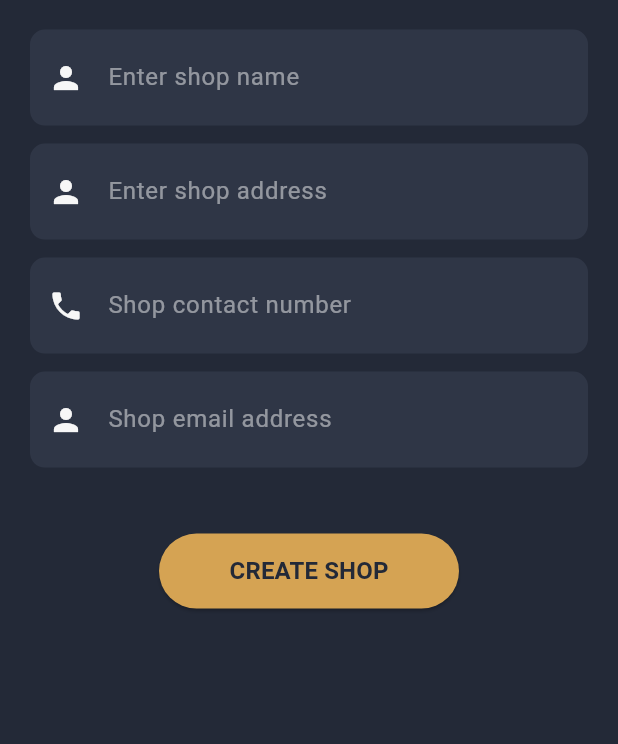
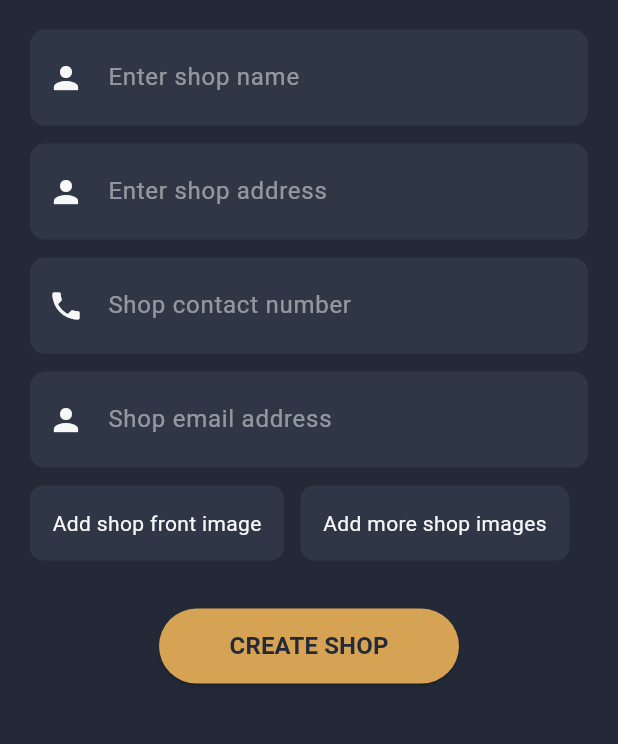
Before and after one commit to mahdi-islam-pranto/barber_shop, a Flutter app: the AddShopForm screen opened directly, on a phone screen of 412 x 824 dp, the part 321-1065 px from its top. Run offline on Flutter 3.47's test engine with Material 3 defaults, Android fonts, the phone set to English and light mode, and no system bars; our stand-ins replace cloud_firestore, contained_tab_bar_view, firebase_auth, firebase_core, google_sign_in, image_picker and 2 more; missing offline and left inert: animated_snack_bar, simple_fontellico_progress_dialog; accounts and stored records are empty.

Commit message:
added image picker and ui to add new shop

```diff
--- a/lib/BarberScreens/addShopForm.dart
+++ b/lib/BarberScreens/addShopForm.dart
@@ -22,6 +22,8 @@ class _AddShopFormState extends State<AddShopForm> {
 
   String password = '';
 
+  String address = '';
+
   // make controllers
   TextEditingController nameController = TextEditingController();
 
@@ -30,8 +32,6 @@ class _AddShopFormState extends State<AddShopForm> {
   TextEditingController phoneController = TextEditingController();
 
   TextEditingController emailController = TextEditingController();
-
-  TextEditingController passwordController = TextEditingController();
 
   bool _isLoading = false;
 
@@ -212,7 +212,47 @@ class _AddShopFormState extends State<AddShopForm> {
 
                         // add shop front image
 
-                        Container(),
+                        Row(children: [
+                          Container(
+                            decoration: ShapeDecoration(
+                              shape: RoundedRectangleBorder(
+                                  borderRadius: BorderRadius.circular(9)),
+                              color: const Color(0xff2F3646),
+                            ),
+                            child: Column(
+                              children: [
+                                Padding(
+                                  padding: const EdgeInsets.all(15.0),
+                                  child: Text(
+                                    "Add shop front image",
+                                    style: TextStyle(color: textColor),
+                                  ),
+                                ),
+                              ],
+                            ),
+                          ),
+                          SizedBox(
+                            width: 11,
+                          ),
+                          Container(
+                            decoration: ShapeDecoration(
+                              shape: RoundedRectangleBorder(
+                                  borderRadius: BorderRadius.circular(9)),
+                              color: const Color(0xff2F3646),
+                            ),
+                            child: Column(
+                              children: [
+                                Padding(
+                                  padding: const EdgeInsets.all(15.0),
+                                  child: Text(
+                                    "Add more shop images",
+                                    style: TextStyle(color: textColor),
+                                  ),
+                                ),
+                              ],
+                            ),
+                          ),
+                        ]),
 
                         const SizedBox(
                           height: 12,
@@ -247,7 +287,7 @@ class _AddShopFormState extends State<AddShopForm> {
                                       name = nameController.text;
                                       email = emailController.text;
                                       phone = phoneController.text;
-                                      password = passwordController.text;
+                                      address = addressController.text;
                                     });
                                     // sign up user with email and password
                                   }
```
Also changed, not shown: 1 other file.
